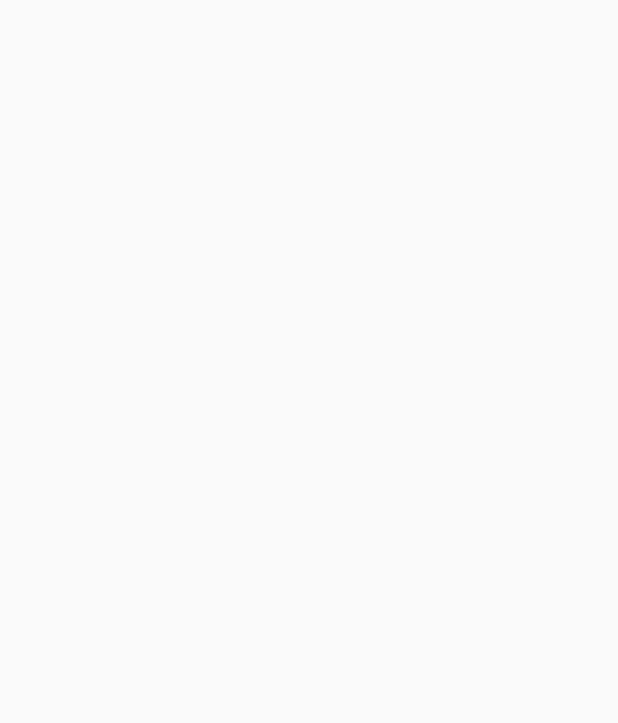
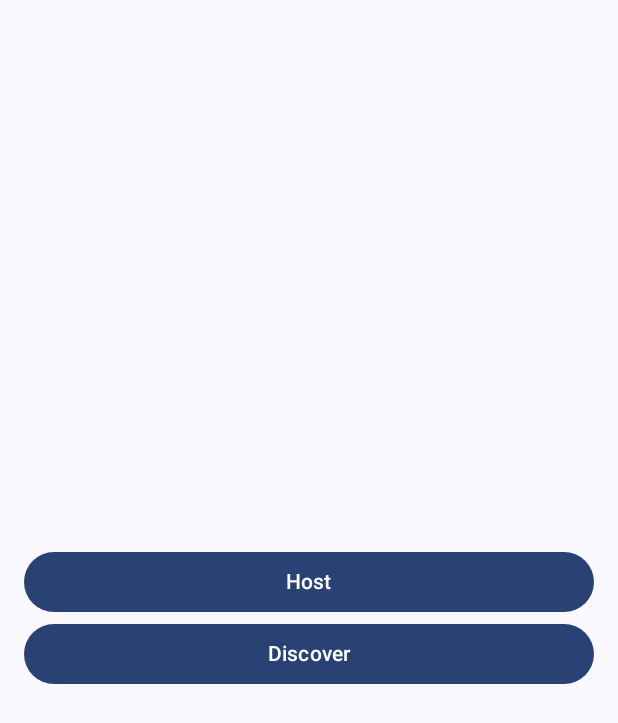
Before and after one commit to obslifer/Tamtam, an Android app built with Jetpack Compose: the screen it shows after launch (MainActivity), on a phone screen of 412 x 824 dp. Before the commit the part shown is empty. Shown: the top 723 px of the screen. Run offline under Robolectric (Android 15) with nearby library versions, the phone set to English and light mode, and no system bars.

Commit message:
Adding Hosting/Discovering screens, navigating, updating dependencies

```diff
--- a/app/src/main/java/com/yourcompany/android/tictactoe/MainActivity.kt
+++ b/app/src/main/java/com/yourcompany/android/tictactoe/MainActivity.kt
@@ -27,7 +27,8 @@ class MainActivity : ComponentActivity() {
     Surface {
       when (TicTacToeRouter.currentScreen) {
         is Screen.HostOrDiscover -> HostOrDiscoverScreen()
-        is Screen.Waiting -> WaitingScreen()
+        is Screen.Hosting -> WaitingScreen("Hosting...")
+        is Screen.Discovering -> WaitingScreen("Discovering...")
         is Screen.Game -> GameScreen()
       }
     }
--- a/app/src/main/java/com/yourcompany/android/tictactoe/routing/TicTacToeRouter.kt
+++ b/app/src/main/java/com/yourcompany/android/tictactoe/routing/TicTacToeRouter.kt
@@ -9,7 +9,8 @@ import androidx.compose.runtime.setValue
  */
 sealed class Screen {
   object HostOrDiscover : Screen()
-  object Waiting : Screen()
+  object Hosting : Screen()
+  object Discovering : Screen()
   object Game : Screen()
 }
 
--- a/app/src/main/java/com/yourcompany/android/tictactoe/ui/screens/HostOrDiscoverScreen.kt
+++ b/app/src/main/java/com/yourcompany/android/tictactoe/ui/screens/HostOrDiscoverScreen.kt
@@ -1,8 +1,42 @@
 package com.yourcompany.android.tictactoe.ui.screens
 
+import androidx.compose.foundation.layout.*
+import androidx.compose.material3.Button
+import androidx.compose.material3.Text
 import androidx.compose.runtime.Composable
+import androidx.compose.ui.Alignment
+import androidx.compose.ui.Modifier
+import androidx.compose.ui.tooling.preview.Preview
+import androidx.compose.ui.unit.dp
+import com.yourcompany.android.tictactoe.routing.Screen
+import com.yourcompany.android.tictactoe.routing.TicTacToeRouter
 
 @Composable
 fun HostOrDiscoverScreen() {
-  // TODO
+  Column(
+    modifier = Modifier
+      .padding(16.dp)
+      .fillMaxSize(),
+    verticalArrangement = Arrangement.Center,
+    horizontalAlignment = Alignment.CenterHorizontally
+  ) {
+    Button(
+      modifier = Modifier.fillMaxWidth(),
+      onClick = { TicTacToeRouter.navigateTo(Screen.Hosting) }
+    ) {
+      Text(text = "Host")
+    }
+    Button(
+      modifier = Modifier.fillMaxWidth(),
+      onClick = { TicTacToeRouter.navigateTo(Screen.Discovering) }
+    ) {
+      Text(text = "Discover")
+    }
+  }
 }
+
+@Preview
+@Composable
+fun HostOrDiscoverScreenPreview() {
+  HostOrDiscoverScreen()
+}
```
Also changed, not shown: app/build.gradle (+10 -11 lines), app/src/main/java/com/yourcompany/android/tictactoe/ui/screens/WaitingScreen.kt (+34 -2 lines), build.gradle (+1 -6 lines).
